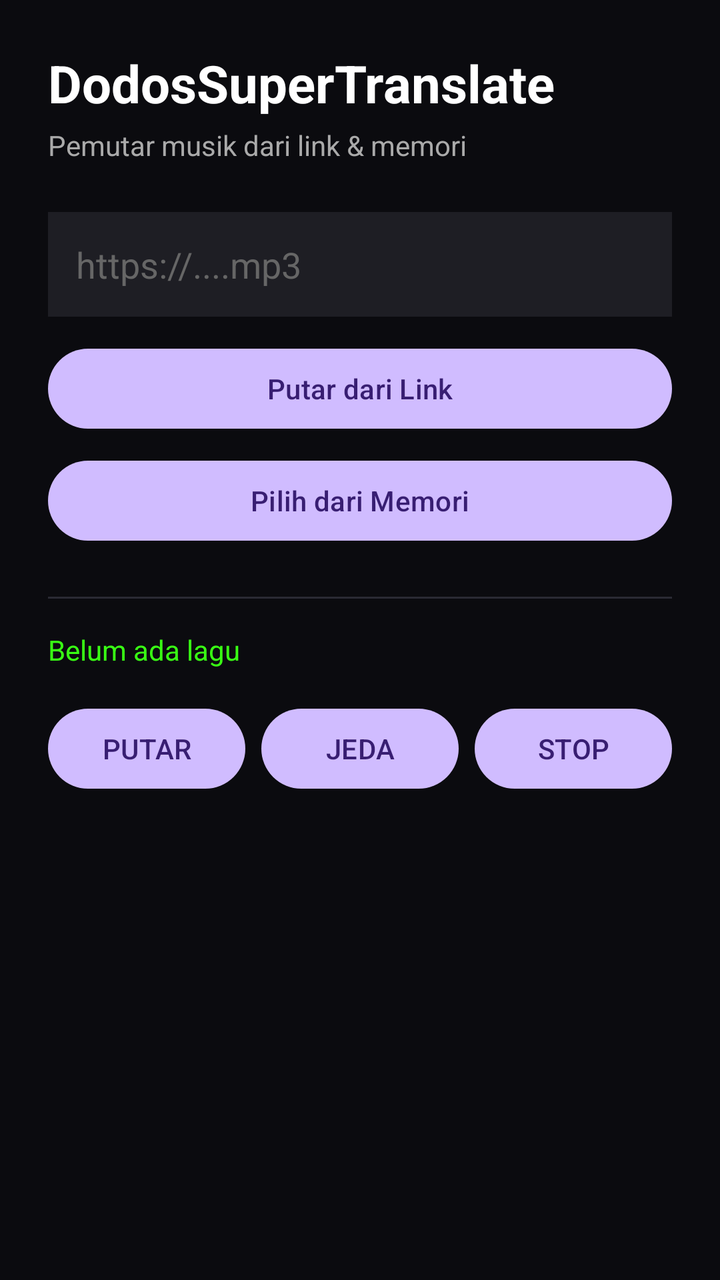
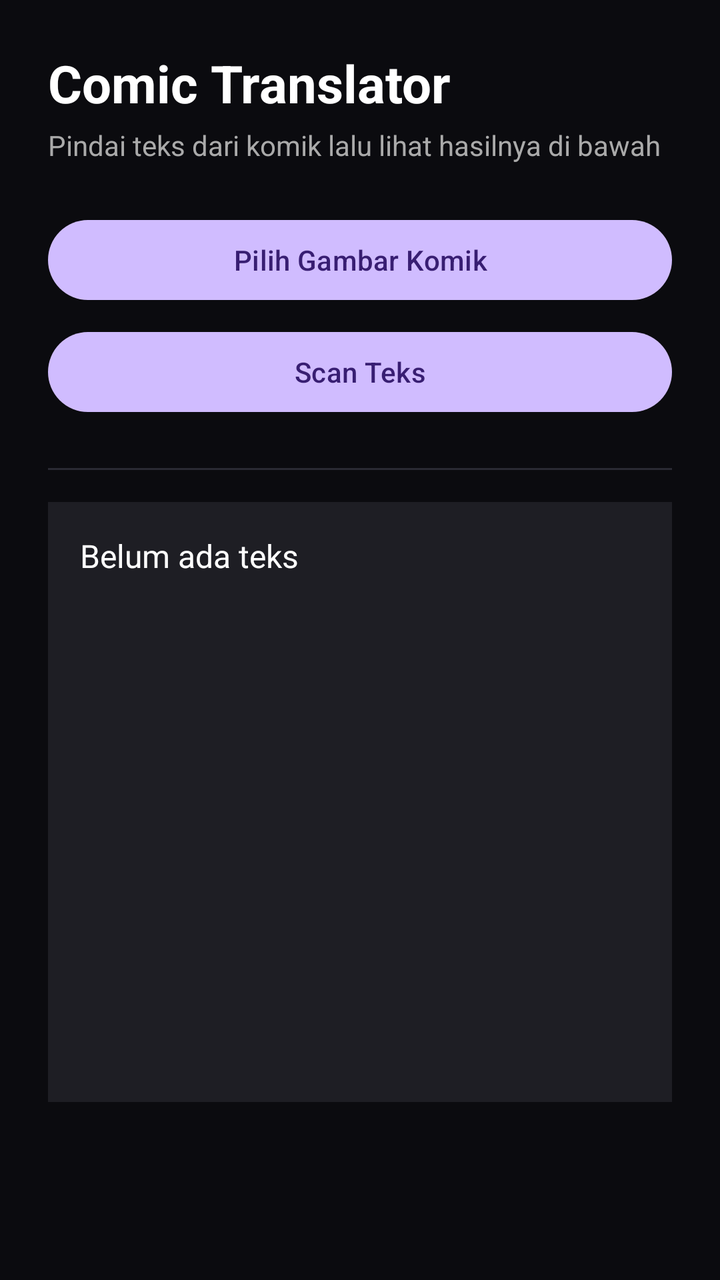

Two renders of the same Android screen: before a commit and after it. Below are the layout's source before the change and the commit's diff.
<!-- AndroidManifest.xml: application theme Theme.Cangqiong -->
<!-- res/layout/activity_main.xml -->
<?xml version="1.0" encoding="utf-8"?>
<ScrollView xmlns:android="http://schemas.android.com/apk/res/android"
    android:layout_width="match_parent"
    android:layout_height="match_parent"
    android:background="#0B0B0F">

    <LinearLayout
        android:layout_width="match_parent"
        android:layout_height="wrap_content"
        android:orientation="vertical"
        android:padding="24dp">

        <TextView
            android:layout_width="wrap_content"
            android:layout_height="wrap_content"
            android:text="DodosSuperTranslate"
            android:textColor="#FFFFFF"
            android:textSize="26sp"
            android:textStyle="bold"/>

        <TextView
            android:layout_width="wrap_content"
            android:layout_height="wrap_content"
            android:layout_marginTop="4dp"
            android:text="Pemutar musik dari link &amp; memori"
            android:textColor="#AAAAAA"
            android:textSize="14sp"/>

        <EditText
            android:id="@+id/etUrl"
            android:layout_width="match_parent"
            android:layout_height="wrap_content"
            android:layout_marginTop="24dp"
            android:hint="https://....mp3"
            android:textColorHint="#666666"
            android:textColor="#FFFFFF"
            android:inputType="textUri"
            android:background="#1E1E24"
            android:padding="14dp"/>

        <Button
            android:id="@+id/btnUrl"
            android:layout_width="match_parent"
            android:layout_height="wrap_content"
            android:layout_marginTop="12dp"
            android:text="Putar dari Link"/>

        <Button
            android:id="@+id/btnLocal"
            android:layout_width="match_parent"
            android:layout_height="wrap_content"
            android:layout_marginTop="8dp"
            android:text="Pilih dari Memori"/>

        <View
            android:layout_width="match_parent"
            android:layout_height="1dp"
            android:layout_marginTop="24dp"
            android:layout_marginBottom="16dp"
            android:background="#2A2A33"/>

        <TextView
            android:id="@+id/tvStatus"
            android:layout_width="match_parent"
            android:layout_height="wrap_content"
            android:text="Belum ada lagu"
            android:textColor="#39FF14"
            android:textSize="14sp"
            android:paddingBottom="16dp"/>

        <LinearLayout
            android:layout_width="match_parent"
            android:layout_height="wrap_content"
            android:orientation="horizontal">

            <Button
                android:id="@+id/btnPlay"
                android:layout_width="0dp"
                android:layout_height="wrap_content"
                android:layout_weight="1"
                android:text="PUTAR"/>

            <Button
                android:id="@+id/btnPause"
                android:layout_width="0dp"
                android:layout_height="wrap_content"
                android:layout_weight="1"
                android:layout_marginStart="8dp"
                android:text="JEDA"/>

            <Button
                android:id="@+id/btnStop"
                android:layout_width="0dp"
                android:layout_height="wrap_content"
                android:layout_weight="1"
                android:layout_marginStart="8dp"
                android:text="STOP"/>
        </LinearLayout>
    </LinearLayout>
</ScrollView>
<!-- resources referenced by this layout -->
<resources>
  <style name="Theme.Cangqiong" parent="Theme.Material3.Dark.NoActionBar">
          <item name="android:statusBarColor">#0B0B0F</item>
          <item name="android:windowBackground">#0B0B0F</item>
      </style>
</resources>

<!-- the commit's change to res/layout/activity_main.xml (unified diff, before → after) -->
@@ -13,88 +13,51 @@
         <TextView
             android:layout_width="wrap_content"
             android:layout_height="wrap_content"
-            android:text="DodosSuperTranslate"
+            android:text="Comic Translator"
             android:textColor="#FFFFFF"
             android:textSize="26sp"
-            android:textStyle="bold"/>
+            android:textStyle="bold" />
 
         <TextView
             android:layout_width="wrap_content"
             android:layout_height="wrap_content"
             android:layout_marginTop="4dp"
-            android:text="Pemutar musik dari link &amp; memori"
+            android:text="Pindai teks dari komik lalu lihat hasilnya di bawah"
             android:textColor="#AAAAAA"
-            android:textSize="14sp"/>
+            android:textSize="14sp" />
 
-        <EditText
-            android:id="@+id/etUrl"
+        <Button
+            android:id="@+id/btnPickImage"
             android:layout_width="match_parent"
             android:layout_height="wrap_content"
             android:layout_marginTop="24dp"
-            android:hint="https://....mp3"
-            android:textColorHint="#666666"
-            android:textColor="#FFFFFF"
-            android:inputType="textUri"
-            android:background="#1E1E24"
-            android:padding="14dp"/>
+            android:text="Pilih Gambar Komik" />
 
         <Button
-            android:id="@+id/btnUrl"
-            android:layout_width="match_parent"
-            android:layout_height="wrap_content"
-            android:layout_marginTop="12dp"
-            android:text="Putar dari Link"/>
-
-        <Button
-            android:id="@+id/btnLocal"
+            android:id="@+id/btnScanText"
             android:layout_width="match_parent"
             android:layout_height="wrap_content"
             android:layout_marginTop="8dp"
-            android:text="Pilih dari Memori"/>
+            android:text="Scan Teks" />
 
         <View
             android:layout_width="match_parent"
             android:layout_height="1dp"
             android:layout_marginTop="24dp"
             android:layout_marginBottom="16dp"
-            android:background="#2A2A33"/>
+            android:background="#2A2A33" />
 
         <TextView
-            android:id="@+id/tvStatus"
+            android:id="@+id/tvResult"
             android:layout_width="match_parent"
-            android:layout_height="wrap_content"
-            android:text="Belum ada lagu"
-            android:textColor="#39FF14"
-            android:textSize="14sp"
-            android:paddingBottom="16dp"/>
+            android:layout_height="300dp"
+            android:background="#1E1E24"
+            android:padding="16dp"
+            android:text="Belum ada teks"
+            android:textColor="#FFFFFF"
+            android:textSize="16sp"
+            android:scrollbars="vertical"
+            android:gravity="top|start" />
 
-        <LinearLayout
-            android:layout_width="match_parent"
-            android:layout_height="wrap_content"
-            android:orientation="horizontal">
-
-            <Button
-                android:id="@+id/btnPlay"
-                android:layout_width="0dp"
-                android:layout_height="wrap_content"
-                android:layout_weight="1"
-                android:text="PUTAR"/>
-
-            <Button
-                android:id="@+id/btnPause"
-                android:layout_width="0dp"
-                android:layout_height="wrap_content"
-                android:layout_weight="1"
-                android:layout_marginStart="8dp"
-                android:text="JEDA"/>
-
-            <Button
-                android:id="@+id/btnStop"
-                android:layout_width="0dp"
-                android:layout_height="wrap_content"
-                android:layout_weight="1"
-                android:layout_marginStart="8dp"
-                android:text="STOP"/>
-        </LinearLayout>
     </LinearLayout>
 </ScrollView>
